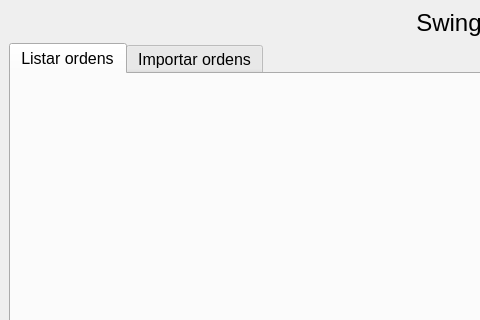
Qt form windows/main.ui (rafaelhamdan/swingtrade) before a commit; both pictures show x 0 to 480 and y 0 to 320 of the 966 by 768 pixel window.
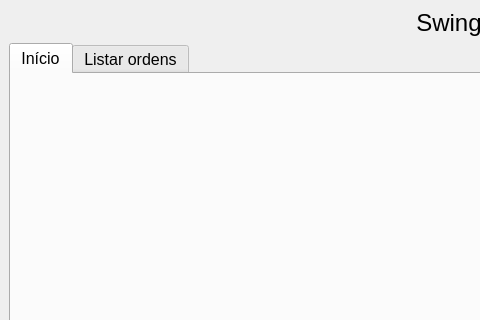
The same form after that commit.

What changed in the file:
```diff
--- a/windows/main.ui
+++ b/windows/main.ui
@@ -50,7 +50,7 @@
         </property>
         <widget class="QWidget" name="show_order">
          <attribute name="title">
-          <string>Listar ordens</string>
+          <string>Início</string>
          </attribute>
          <layout class="QVBoxLayout" name="verticalLayout_6">
           <item>
@@ -60,7 +60,7 @@
         </widget>
         <widget class="QWidget" name="register_order">
          <attribute name="title">
-          <string>Importar ordens</string>
+          <string>Listar ordens</string>
          </attribute>
          <layout class="QVBoxLayout" name="verticalLayout_8">
           <item>
```
Left out of the diff: 8 changed lines with no effect on the pictures.
